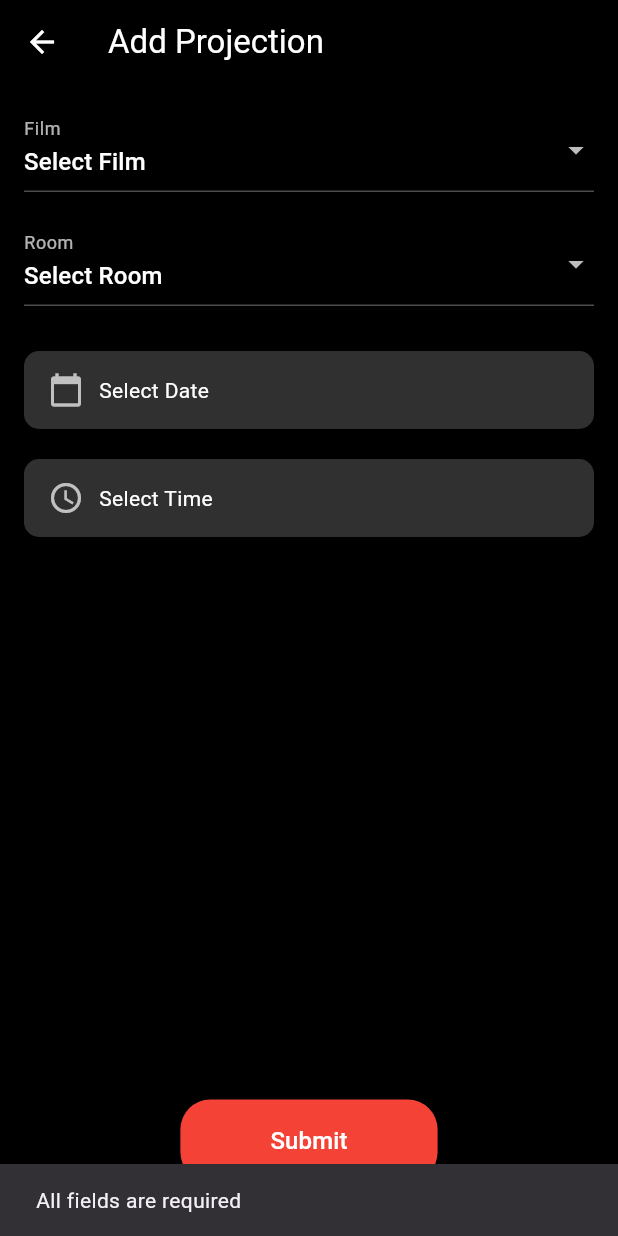
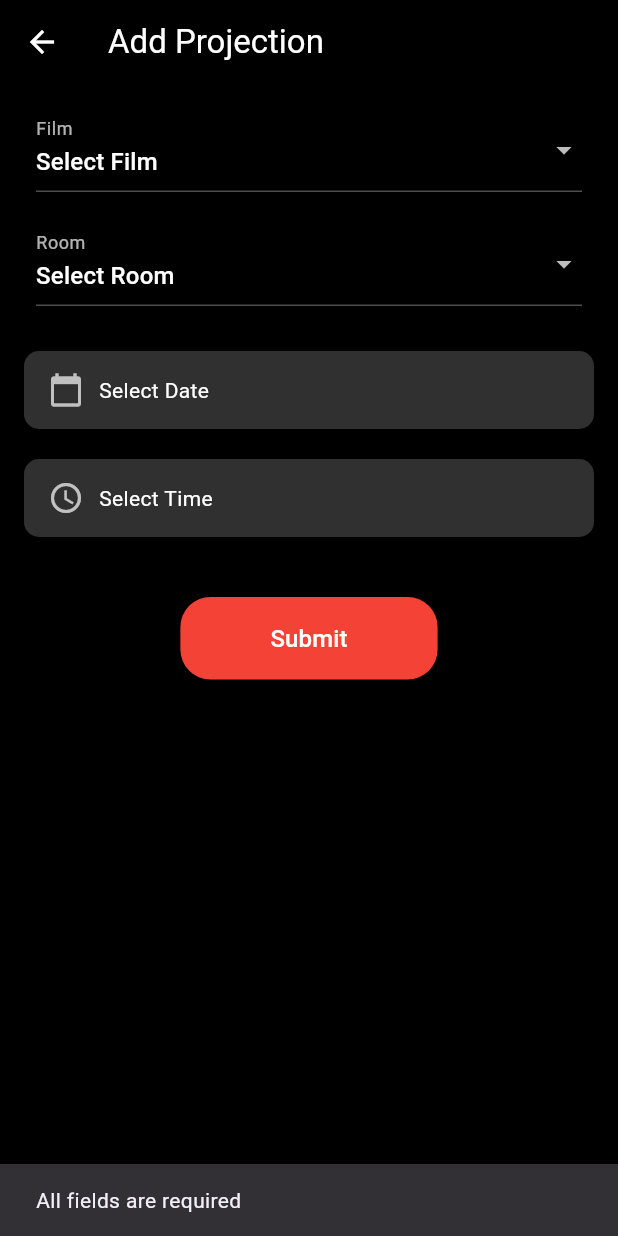
Before and after one commit to nenshie/CinemaReservations-Flutter-Mobile, a Flutter app: the AddProjectionScreen screen opened by its route, after a tap on "Submit", on a phone screen of 412 x 824 dp. Run offline on Flutter 3.47's test engine with Material 3 defaults, Android fonts, the phone set to English and light mode, and no system bars; our stand-ins replace hexcolor, jwt_decoder, shared_preferences; missing offline and left inert: qr_code_scanner_plus; accounts and stored records are empty; network calls fail.

```diff
--- a/lib/screens/home.dart
+++ b/lib/screens/home.dart
@@ -22,7 +22,7 @@ class _HomeState extends State<Home> {
   @override
   void initState() {
     super.initState();
-    _filmsFuture = FilmService.fetchAllFilms();
+    _filmsFuture = FilmService.fetchAllFilms(5);
   }
 
   void _onNavBarTap(int index) {
@@ -72,7 +72,7 @@ class _HomeState extends State<Home> {
 
     return Scaffold(
       backgroundColor: GlobalColors.black,
-      appBar: const NavBar(),
+      appBar: const NavBar(title: 'CINEFLIX'),
       body: SafeArea(
         child: SingleChildScrollView(
           child: Column(
--- a/lib/screens/projections.dart
+++ b/lib/screens/projections.dart
@@ -32,7 +32,7 @@ class _AddProjectionScreenState extends State<AddProjectionScreen> {
   }
 
   Future<void> fetchInitialData() async {
-    final fetchedFilms = await FilmService.fetchAllFilms();
+    final fetchedFilms = await FilmService.fetchAllFilms(20);
     final fetchedRooms = await RoomService.fetchAllRooms();
     setState(() {
       films = fetchedFilms;
@@ -77,24 +77,20 @@ class _AddProjectionScreenState extends State<AddProjectionScreen> {
 
     setState(() => isLoading = true);
 
-    final projectionDateTime = DateTime(
-      selectedDate!.year,
-      selectedDate!.month,
-      selectedDate!.day,
-      selectedTime!.hour,
-      selectedTime!.minute,
-    );
-
     final success = await ProjectionService.addProjection(
       filmId: selectedFilm!.filmId,
       roomId: selectedRoom!.roomId,
-      date: projectionDateTime.toIso8601String(),
+      date: selectedDate!,
+      time: selectedTime!,
     );
 
     setState(() => isLoading = false);
 
     if (success) {
       Navigator.pop(context);
+      ScaffoldMessenger.of(context).showSnackBar(
+        const SnackBar(content: Text('Projection added successfully')),
+      );
     } else {
       ScaffoldMessenger.of(context).showSnackBar(
         const SnackBar(content: Text('Failed to add projection')),
@@ -113,19 +109,29 @@ class _AddProjectionScreenState extends State<AddProjectionScreen> {
       backgroundColor: Colors.black,
       body: isLoading
           ? const Center(child: CircularProgressIndicator())
-          : Padding(
+          : SafeArea(
+        child: Padding(
           padding: const EdgeInsets.all(16.0),
-        child: Column(
-          crossAxisAlignment: CrossAxisAlignment.start,
+          child: ListView(
+            keyboardDismissBehavior: ScrollViewKeyboardDismissBehavior.onDrag,
             children: [
-            DropdownButtonFormField<Film>(
+              Padding(
+                padding: const EdgeInsets.symmetric(horizontal: 8.0),
+                child: FractionallySizedBox(
+                  widthFactor: 1,
+                  child: DropdownButtonFormField<Film>(
+                    isExpanded: true,
                     dropdownColor: Colors.grey[900],
                     value: selectedFilm,
                     hint: const Text("Select Film", style: TextStyle(color: Colors.white)),
                     items: films.map((film) {
                       return DropdownMenuItem<Film>(
                         value: film,
-                  child: Text(film.title, style: const TextStyle(color: Colors.white)),
+                        child: Text(
+                          film.title,
+                          style: const TextStyle(color: Colors.white),
+                          overflow: TextOverflow.ellipsis,
+                        ),
                       );
                     }).toList(),
                     onChanged: (val) => setState(() => selectedFilm = val),
@@ -134,17 +140,29 @@ class _AddProjectionScreenState extends State<AddProjectionScreen> {
                       labelStyle: TextStyle(color: Colors.white70),
                       enabledBorder: UnderlineInputBorder(borderSide: BorderSide(color: Colors.white30)),
                     ),
+                    iconEnabledColor: Colors.white,
+                  ),
+                ),
               ),
               const SizedBox(height: 20),
 
-            DropdownButtonFormField<Room>(
+              Padding(
+                padding: const EdgeInsets.symmetric(horizontal: 8.0),
+                child: FractionallySizedBox(
+                  widthFactor: 1,
+                  child: DropdownButtonFormField<Room>(
+                    isExpanded: true,
                     dropdownColor: Colors.grey[900],
                     value: selectedRoom,
                     hint: const Text("Select Room", style: TextStyle(color: Colors.white)),
                     items: rooms.map((room) {
                       return DropdownMenuItem<Room>(
                         value: room,
-                  child: Text(room.name, style: const TextStyle(color: Colors.white)),
+                        child: Text(
+                          room.name,
+                          style: const TextStyle(color: Colors.white),
+                          overflow: TextOverflow.ellipsis,
+                        ),
                       );
                     }).toList(),
                     onChanged: (val) => setState(() => selectedRoom = val),
@@ -153,9 +171,13 @@ class _AddProjectionScreenState extends State<AddProjectionScreen> {
                       labelStyle: TextStyle(color: Colors.white70),
                       enabledBorder: UnderlineInputBorder(borderSide: BorderSide(color: Colors.white30)),
                     ),
+                    iconEnabledColor: Colors.white,
+                  ),
+                ),
               ),
               const SizedBox(height: 30),
 
+              // Date picker
               GestureDetector(
                 onTap: () => _selectDate(context),
                 child: Container(
@@ -168,18 +190,19 @@ class _AddProjectionScreenState extends State<AddProjectionScreen> {
                     children: [
                       const Icon(Icons.calendar_today, color: Colors.white70),
                       const SizedBox(width: 10),
-                    Text(
+                      Expanded(
+                        child: Text(
                           selectedDate == null
                               ? 'Select Date'
                               : DateFormat('EEE, dd MMM yyyy').format(selectedDate!),
                           style: const TextStyle(color: Colors.white),
+                        ),
                       ),
                     ],
                   ),
                 ),
               ),
               const SizedBox(height: 20),
-
               GestureDetector(
                 onTap: () => _selectTime(context),
                 child: Container(
@@ -192,21 +215,23 @@ class _AddProjectionScreenState extends State<AddProjectionScreen> {
                     children: [
                       const Icon(Icons.access_time, color: Colors.white70),
                       const SizedBox(width: 10),
-                    Text(
+                      Expanded(
+                        child: Text(
                           selectedTime == null
                               ? 'Select Time'
                               : selectedTime!.format(context),
                           style: const TextStyle(color: Colors.white),
                         ),
+                      ),
                     ],
                   ),
                 ),
               ),
-            const Spacer(),
+              const SizedBox(height: 40),
               Align(
                 alignment: Alignment.center,
-              child: Container(
-                margin: const EdgeInsets.only(top: 20, bottom: 20),
+                child: ConstrainedBox(
+                  constraints: const BoxConstraints(maxWidth: 300),
                   child: ElevatedButton(
                     onPressed: _submit,
                     style: ElevatedButton.styleFrom(
@@ -226,6 +251,7 @@ class _AddProjectionScreenState extends State<AddProjectionScreen> {
             ],
           ),
         ),
+      ),
     );
   }
 }
--- a/lib/screens/tickets.dart
+++ b/lib/screens/tickets.dart
@@ -91,7 +91,7 @@ class _TicketsState extends State<Tickets> {
 
     return Scaffold(
       appBar: AppBar(
-        backgroundColor: GlobalColors.black,
+        backgroundColor: GlobalColors.black, automaticallyImplyLeading: false,
         title: Text(
           role == 'Admin' ? 'Admin Panel' : 'My Tickets',
           style: const TextStyle(color: Colors.white),
--- a/lib/services/FilmService.dart
+++ b/lib/services/FilmService.dart
@@ -2,10 +2,10 @@ import 'dart:convert';
 import 'package:http/http.dart' as http;
 import 'package:cinema_reservations_front/models/dto/FilmDto.dart';
 class FilmService {
-  static const String ipPort = "10.0.2.2:5215";
+  static const String ipPort = "172.20.10.5:5215";
   static const String baseUrl = "http://$ipPort/api/film";
 
-  static Future<List<Film>> fetchAllFilms() async {
+  static Future<List<Film>> fetchAllFilms(int pageSize) async {
 
     final queryParameters = {
       'filterBy': 'genre',
@@ -13,7 +13,7 @@ class FilmService {
       'sortBy': 'Time',
       'ascending': 'true',
       'pageNumber': '1',
-      'pageSize': '5',
+      'pageSize': pageSize.toString(),
     };
 
     final uri = Uri.parse(baseUrl).replace(queryParameters: queryParameters);
--- a/lib/services/ProjectionService.dart
+++ b/lib/services/ProjectionService.dart
@@ -1,8 +1,9 @@
 import 'dart:convert';
 import 'package:cinema_reservations_front/models/dto/ProjectoinDto.dart';
+import 'package:flutter/material.dart';
 import 'package:http/http.dart' as http;
 class ProjectionService {
-  static const String ipPort = "10.0.2.2:5215";
+  static const String ipPort = "172.20.10.5:5215";
   static const String baseUrl = "http://$ipPort/api/projection";
 
   Future<List<Projection>> fetchAllProjectoins() async {
@@ -28,15 +29,20 @@ class ProjectionService {
   static Future<bool> addProjection({
     required int filmId,
     required int roomId,
-    required String date,
+    required DateTime date,
+    required TimeOfDay time,
   }) async {
     final uri = Uri.parse(baseUrl);
+
+    final projectionDate = DateTime(date.year, date.month, date.day);
+
+    final projectionTime = DateTime(1, 1, 1, time.hour, time.minute);
 
     final payload = {
       "filmId": filmId,
       "roomId": roomId,
-      "date": date.split("T")[0],
-      "time": date.split("T")[1],
+      "date": projectionDate.toIso8601String(),
+      "time": projectionTime.toIso8601String(),
     };
 
     final response = await http.post(
--- a/lib/services/SeatService.dart
+++ b/lib/services/SeatService.dart
@@ -4,7 +4,7 @@ import 'package:http/http.dart' as http;
 import 'package:cinema_reservations_front/models/dto/OccupiedSeatDto.dart';
 
 class SeatService {
-  static const String ipPort = "10.0.2.2:5215";
+  static const String ipPort = "172.20.10.5:5215";
   static const String baseUrl = "http://$ipPort/api/seat";
 
   Future<List<OccupiedSeat>> fetchSeatsWithAvailability(int projectionId) async {
--- a/lib/services/room_service.dart
+++ b/lib/services/room_service.dart
@@ -3,7 +3,7 @@ import 'package:cinema_reservations_front/models/dto/RoomDto.dart';
 import 'package:http/http.dart' as http;
 
 class RoomService {
-  static const String ipPort = "10.0.2.2:5215";
+  static const String ipPort = "172.20.10.5:5215";
   static const String baseUrl = "http://$ipPort/api/room";
 
   static Future<List<Room>> fetchAllRooms() async {
```
Also changed, not shown: lib/screens/camera.dart (+31 -23 lines), lib/screens/make_reservation.dart (+63 -21 lines), lib/screens/profile.dart (+1 -6 lines), lib/services/ReservationService.dart (+11 -7 lines), lib/widgets/global_navbar.dart (+8 -3 lines). Lines whose indentation alone changed are shown as unchanged.
